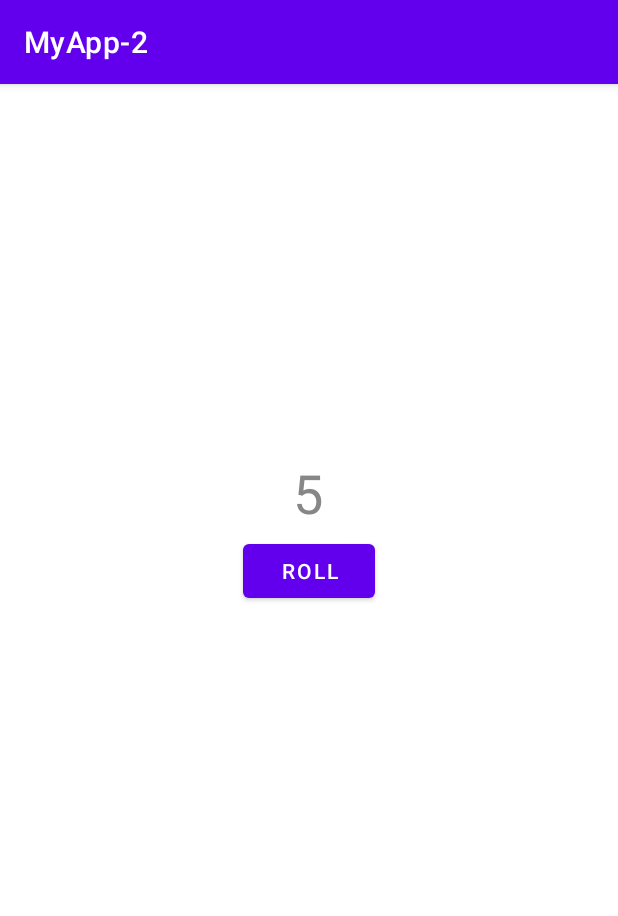
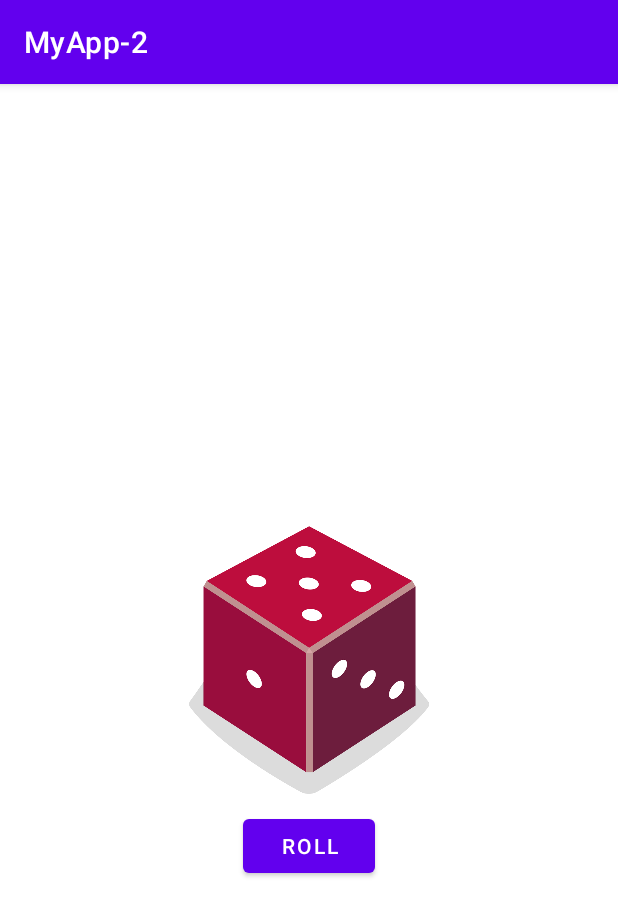
Before and after one commit to fabianvllb/dice-app, an Android app: the screen it shows after launch (MainActivity), after a tap on "ROLL", on a phone screen of 412 x 824 dp. Shown: the top 916 px of the screen. Run offline under Robolectric (Android 15) with nearby library versions, the phone set to English and light mode, and no system bars.

Commit message:
Added dice roll images

```diff
--- a/app/src/main/java/com/example/myapp_2/MainActivity.kt
+++ b/app/src/main/java/com/example/myapp_2/MainActivity.kt
@@ -3,30 +3,36 @@ package com.example.myapp_2
 import androidx.appcompat.app.AppCompatActivity
 import android.os.Bundle
 import android.widget.Button
-import android.widget.TextView
+import android.widget.ImageView
 
 class MainActivity : AppCompatActivity() {
-    private lateinit var tvRollResult: TextView
     private lateinit var btnRoll: Button
 
     override fun onCreate(savedInstanceState: Bundle?) {
         super.onCreate(savedInstanceState)
         setContentView(R.layout.activity_main)
 
-        tvRollResult = findViewById(R.id.main_tv_rollResult)
         btnRoll = findViewById(R.id.main_btn_roll)
+        btnRoll.setOnClickListener { rollDice() }
 
-        btnRoll.setOnClickListener { rollDice() }
+        rollDice()
     }
 
     private fun rollDice() {
         // Create new Dice object with 6 sides and roll it
         val dice = Dice(6)
         val diceRoll = dice.roll()
-
-        // Update the screen with the dice roll
-        val resultTextView: TextView = findViewById(R.id.main_tv_rollResult)
-        resultTextView.text = diceRoll.toString()
+        val diceImage: ImageView = findViewById(R.id.main_iv_dice)
+        val drawableResource = when (diceRoll) {
+            1 -> R.drawable.dice_1
+            2 -> R.drawable.dice_2
+            3 -> R.drawable.dice_3
+            4 -> R.drawable.dice_4
+            5 -> R.drawable.dice_5
+            else -> R.drawable.dice_6
+        }
+        diceImage.setImageResource(drawableResource)
+        diceImage.contentDescription = diceRoll.toString()
     }
 }
 
--- a/app/src/main/res/layout/activity_main.xml
+++ b/app/src/main/res/layout/activity_main.xml
@@ -6,28 +6,22 @@
     android:layout_height="match_parent"
     tools:context=".MainActivity">
 
-    <TextView
-        android:id="@+id/main_tv_rollResult"
-        android:layout_width="wrap_content"
-        android:layout_height="wrap_content"
-        android:layout_marginTop="248dp"
-        android:textAppearance="@style/TextAppearance.AppCompat.Large"
-        android:textColor="#878787"
-        android:textSize="36sp"
-        app:layout_constraintEnd_toEndOf="parent"
-        app:layout_constraintHorizontal_bias="0.498"
-        app:layout_constraintStart_toStartOf="parent"
-        app:layout_constraintTop_toTopOf="parent"
-        tools:text="5" />
-
     <Button
         android:id="@+id/main_btn_roll"
         android:layout_width="wrap_content"
         android:layout_height="wrap_content"
-        android:layout_marginTop="4dp"
         android:text="@string/roll"
-        app:layout_constraintEnd_toEndOf="@+id/main_tv_rollResult"
-        app:layout_constraintHorizontal_bias="0.498"
-        app:layout_constraintStart_toStartOf="@+id/main_tv_rollResult"
-        app:layout_constraintTop_toBottomOf="@+id/main_tv_rollResult" />
+        app:layout_constraintEnd_toEndOf="parent"
+        app:layout_constraintStart_toStartOf="parent"
+        app:layout_constraintTop_toBottomOf="@+id/main_iv_dice" />
+
+    <ImageView
+        android:id="@+id/main_iv_dice"
+        android:layout_width="160dp"
+        android:layout_height="200dp"
+        app:layout_constraintBottom_toBottomOf="parent"
+        app:layout_constraintEnd_toEndOf="parent"
+        app:layout_constraintStart_toStartOf="parent"
+        app:layout_constraintTop_toTopOf="parent"
+        tools:srcCompat="@drawable/dice_1" />
 </androidx.constraintlayout.widget.ConstraintLayout>
```
Also changed, not shown: app/src/main/res/drawable/dice_1.png (added), app/src/main/res/drawable/dice_2.png (added), app/src/main/res/drawable/dice_3.png (added), app/src/main/res/drawable/dice_4.png (added), app/src/main/res/drawable/dice_5.png (added), app/src/main/res/drawable/dice_6.png (added).
